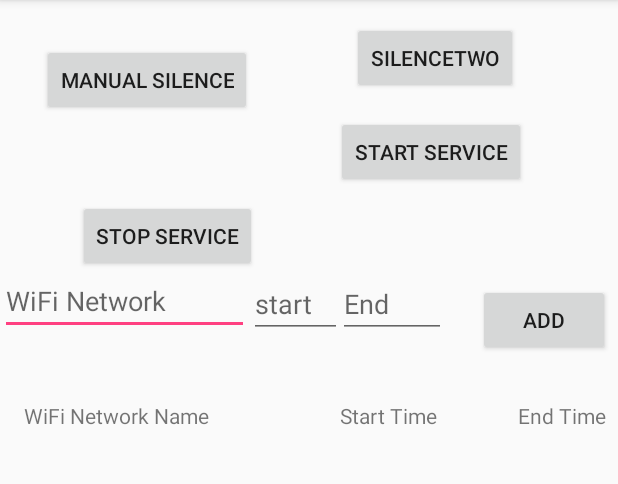
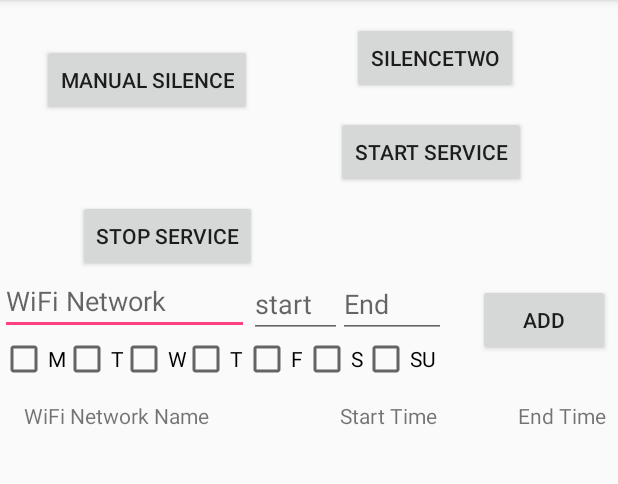
Before and after one commit to BBK-PiJ-2015-89/LotisiDev, an Android app: the screen it shows after launch (MainActivity), on a phone screen of 412 x 824 dp, the part 84-568 px from its top. Run offline under Robolectric (Android 15) with nearby library versions, the phone set to English and light mode, and no system bars.

```diff
--- a/app/src/main/java/testapp/silencertestapp/AutoSilenceService.java
+++ b/app/src/main/java/testapp/silencertestapp/AutoSilenceService.java
@@ -111,7 +111,8 @@ public class AutoSilenceService extends Service {
         wifiName = wifiName.replace("\"", ""); //remove ""
 
         Calendar c = Calendar.getInstance();
-        int hour = /*c.get(Calendar.HOUR_OF_DAY)*/8;
+        int hour = c.get(Calendar.HOUR_OF_DAY);
+        int day = c.get(Calendar.DAY_OF_WEEK);
 
         System.out.println("running service");
 
--- a/app/src/main/java/testapp/silencertestapp/Locations.java
+++ b/app/src/main/java/testapp/silencertestapp/Locations.java
@@ -22,12 +22,13 @@ public class Locations {
     public static final String START_TIME_FIELD = "_start_time";
     public static final String END_TIME_FIELD = "_end_time";
     public static final String ITEM_ID_FIELD = "_id";
+    public static final String DAYS_OF_WEEK_FIELD = "_days_of_week";
     public static final int DB_VER = 1;
-    public static final String[] ALL_FIELDS = {ITEM_ID_FIELD, WIFI_NAME_FIELD, START_TIME_FIELD, END_TIME_FIELD};
+    public static final String[] ALL_FIELDS = {ITEM_ID_FIELD, WIFI_NAME_FIELD, START_TIME_FIELD, END_TIME_FIELD, DAYS_OF_WEEK_FIELD};
 
     public static final String CREATE_TBL = "CREATE table "+CONDITIONS_TBL+
             " ("+ITEM_ID_FIELD+" INTEGER PRIMARY KEY AUTOINCREMENT, "+ WIFI_NAME_FIELD+" TEXT NOT NULL, "+
-            START_TIME_FIELD+" INTEGER NOT NULL, " +END_TIME_FIELD+" INTEGER NOT NULL)";
+            START_TIME_FIELD+" INTEGER NOT NULL, " +END_TIME_FIELD+" INTEGER NOT NULL, " + DAYS_OF_WEEK_FIELD+ " TEXT NOT NULL)";
 
     public class ConditionDBOpenHelper extends SQLiteOpenHelper{
 
@@ -84,20 +85,22 @@ public class Locations {
                 return cursor;
     }
 
-    public long addCondition(String wifiName, long start_Time, long end_time ){
+    public long addCondition(String wifiName, long start_Time, long end_time, String days_of_week){
         ContentValues contentValues = new ContentValues();
         contentValues.put(WIFI_NAME_FIELD, wifiName);
         contentValues.put(START_TIME_FIELD, start_Time);
         contentValues.put(END_TIME_FIELD, end_time);
+        contentValues.put(DAYS_OF_WEEK_FIELD, days_of_week);
 
        return db.insert(CONDITIONS_TBL, null, contentValues);
     }
 
-    public int updateConditionById(long itemId, String wifiName, int start_Time, int end_Time){
+    public int updateConditionById(long itemId, String wifiName, int start_Time, int end_Time, String days_of_week){
         ContentValues contentValues = new ContentValues();
         contentValues.put(WIFI_NAME_FIELD, wifiName);
         contentValues.put(START_TIME_FIELD, start_Time);
         contentValues.put(END_TIME_FIELD, end_Time);
+        contentValues.put(DAYS_OF_WEEK_FIELD, days_of_week);
 
         return db.update(CONDITIONS_TBL, contentValues, ITEM_ID_FIELD+" = ?", new String[]{Long.toString(itemId)});
 
--- a/app/src/main/java/testapp/silencertestapp/MainActivity.java
+++ b/app/src/main/java/testapp/silencertestapp/MainActivity.java
@@ -1,6 +1,5 @@
 package testapp.silencertestapp;
 
-import android.app.Activity;
 import android.app.NotificationManager;
 import android.content.Context;
 import android.content.DialogInterface;
@@ -10,30 +9,26 @@ import android.media.AudioManager;
 import android.net.wifi.WifiInfo;
 import android.net.wifi.WifiManager;
 import android.os.Build;
-import android.renderscript.ScriptIntrinsicYuvToRGB;
 import android.support.v7.app.AlertDialog;
 import android.support.v7.app.AppCompatActivity;
 import android.os.Bundle;
 import android.telephony.NeighboringCellInfo;
-import android.telephony.TelephonyManager;
-import android.util.Log;
 import android.view.View;
 import android.widget.AdapterView;
-import android.widget.ArrayAdapter;
 import android.widget.Button;
+import android.widget.CheckBox;
 import android.widget.EditText;
 import android.widget.ListView;
-import android.widget.SimpleAdapter;
 import android.widget.SimpleCursorAdapter;
 import android.widget.Toast;
 
-import java.lang.reflect.Array;
 import java.util.ArrayList;
+import java.util.Arrays;
 import java.util.Calendar;
 import java.util.HashMap;
-import java.util.List;
-import java.util.Map;
+import java.util.HashSet;
 import java.util.Objects;
+import java.util.Set;
 
 public class MainActivity extends AppCompatActivity {
     public static final String WIFI_NAME_KEY = "_wifi_name";
@@ -42,9 +37,16 @@ public class MainActivity extends AppCompatActivity {
     private EditText wifiName;
     private EditText start;
     private EditText end;
-    private ArrayAdapter<String> adapter;
     private ListView itemList;
     private Button add;
+    private CheckBox monday;
+    private CheckBox tuesday;
+    private CheckBox wednesday;
+    private CheckBox thursday;
+    private CheckBox friday;
+    private CheckBox saturday;
+    private CheckBox sunday;
+
     private long selectedItem = -1;
     private final Locations locations = new Locations(this);
 
@@ -76,6 +78,17 @@ public class MainActivity extends AppCompatActivity {
         end = (EditText) findViewById(R.id.end_time);
         itemList = (ListView) findViewById(R.id.item_List);
         add = (Button) findViewById(R.id.add);
+        monday = (CheckBox) findViewById(R.id.monCheckbox);
+        tuesday = (CheckBox) findViewById(R.id.tuCheckbox);
+        wednesday = (CheckBox) findViewById(R.id.wedCheckBox);
+        thursday = (CheckBox) findViewById(R.id.thuCheckbox);
+        friday = (CheckBox) findViewById(R.id.friCheckbox);
+        saturday = (CheckBox) findViewById(R.id.satCheckbox);
+        sunday = (CheckBox) findViewById(R.id.sunCheckbox);
+
+
+
+
         reloadAdapter();
 
 
@@ -112,13 +125,55 @@ public class MainActivity extends AppCompatActivity {
 
             Locations locations = new Locations(this);
             locations.openWriteDB();
+            Set<Integer> days = new HashSet<>();
+
+            //checking which days are selected before edit/write -------
+            if(monday.isChecked()){
+                days.add(2);
+            }
+            if (tuesday.isChecked()){
+                days.add(3);
+            }
+            if(wednesday.isChecked()){
+                days.add(4);
+            }
+            if(thursday.isChecked()){
+                days.add(5);
+            }
+            if(friday.isChecked()){
+                days.add(6);
+            }
+            if(saturday.isChecked()){
+                days.add(7);
+            }
+            if(sunday.isChecked()){
+                days.add(1);
+            }
+            //-----------------------------------------------------------
+
+
+            //store days array string result in friendly way
+            String stringDays = days.toString().replace("[", "");
+            stringDays = stringDays.replace("]", "");
+            stringDays = stringDays.replace(" ", "");
+
+            //------
+
+
+
+            //String[] example = test.split(",");
+           // Set<Integer> exampleIntSet = new HashSet<>();
+            //for (String anExample : example) {
+           //     exampleIntSet.add(Integer.parseInt(anExample));
+           // }
+
 
             if(selectedItem == -1){
-                locations.addCondition(wifiName.getText().toString(), Integer.parseInt(start.getText().toString()), Integer.parseInt(end.getText().toString()));
+                locations.addCondition(wifiName.getText().toString(), Integer.parseInt(start.getText().toString()), Integer.parseInt(end.getText().toString()), stringDays);
 
             }
             else{
-                locations.updateConditionById(selectedItem, wifiName.getText().toString(), Integer.parseInt(start.getText().toString()), Integer.parseInt(end.getText().toString()));
+                locations.updateConditionById(selectedItem, wifiName.getText().toString(), Integer.parseInt(start.getText().toString()), Integer.parseInt(end.getText().toString()), stringDays);
                 selectedItem = -1;
                 add.setText("Add");
                 Toast.makeText(this, "Successfully edited", Toast.LENGTH_SHORT).show();
--- a/app/src/main/res/layout/activity_main.xml
+++ b/app/src/main/res/layout/activity_main.xml
@@ -107,7 +107,8 @@
 
         app:layout_constraintTop_toBottomOf="@+id/wifinetwork"
 
-        app:layout_constraintHorizontal_bias="0.0" />
+        app:layout_constraintHorizontal_bias="0.0"
+        tools:layout_editor_absoluteX="0dp" />
 
     <TextView
         android:id="@+id/textView"
@@ -118,21 +119,26 @@
         app:layout_constraintTop_toBottomOf="@+id/wifinetwork"
         android:windowSoftInputMode="adjustPan"
         android:layout_marginLeft="16dp"
-        app:layout_constraintLeft_toLeftOf="parent" />
+        app:layout_constraintLeft_toLeftOf="parent"
+        android:layout_marginStart="16dp" />
 
     <android.support.constraint.Guideline
         android:layout_width="wrap_content"
         android:layout_height="wrap_content"
         android:id="@+id/guideline"
         app:layout_constraintGuide_begin="20dp"
-        android:orientation="vertical" />
+        android:orientation="vertical"
+        tools:layout_editor_absoluteY="0dp"
+        tools:layout_editor_absoluteX="20dp" />
 
     <android.support.constraint.Guideline
         android:layout_width="wrap_content"
         android:layout_height="wrap_content"
         android:id="@+id/guideline2"
         app:layout_constraintGuide_begin="20dp"
-        android:orientation="horizontal" />
+        android:orientation="horizontal"
+        tools:layout_editor_absoluteY="20dp"
+        tools:layout_editor_absoluteX="0dp" />
 
     <TextView
         android:id="@+id/textView2"
@@ -142,7 +148,8 @@
         android:layout_marginTop="42dp"
         app:layout_constraintTop_toBottomOf="@+id/end_time"
         app:layout_constraintLeft_toRightOf="@+id/textView"
-        android:layout_marginLeft="87dp" />
+        android:layout_marginLeft="87dp"
+        android:layout_marginStart="87dp" />
 
     <TextView
         android:id="@+id/textView3"
@@ -152,14 +159,87 @@
         android:layout_marginTop="30dp"
         app:layout_constraintTop_toBottomOf="@+id/add"
         android:layout_marginRight="8dp"
-        app:layout_constraintRight_toRightOf="parent" />
+        app:layout_constraintRight_toRightOf="parent"
+        android:layout_marginEnd="8dp" />
 
     <android.support.constraint.Guideline
         android:layout_width="wrap_content"
         android:layout_height="wrap_content"
         android:id="@+id/guideline3"
         app:layout_constraintGuide_begin="20dp"
-        android:orientation="vertical" />
+        android:orientation="vertical"
+        tools:layout_editor_absoluteY="0dp"
+        tools:layout_editor_absoluteX="20dp" />
+
+    <CheckBox
+        android:id="@+id/sunCheckbox"
+        android:layout_width="wrap_content"
+        android:layout_height="wrap_content"
+        android:text="SU"
+        app:layout_constraintLeft_toLeftOf="parent"
+        android:layout_marginLeft="241dp"
+        app:layout_constraintTop_toTopOf="parent"
+        android:layout_marginTop="223dp" />
+
+    <CheckBox
+        android:id="@+id/satCheckbox"
+        android:layout_width="wrap_content"
+        android:layout_height="wrap_content"
+        android:text="S"
+        app:layout_constraintLeft_toLeftOf="parent"
+        android:layout_marginLeft="202dp"
+        app:layout_constraintTop_toTopOf="parent"
+        android:layout_marginTop="223dp" />
+
+    <CheckBox
+        android:id="@+id/friCheckbox"
+        android:layout_width="wrap_content"
+        android:layout_height="wrap_content"
+        android:text="F"
+        app:layout_constraintLeft_toLeftOf="parent"
+        android:layout_marginLeft="162dp"
+        app:layout_constraintTop_toTopOf="parent"
+        android:layout_marginTop="223dp" />
+
+    <CheckBox
+        android:id="@+id/thuCheckbox"
+        android:layout_width="wrap_content"
+        android:layout_height="wrap_content"
+        android:text="T"
+        app:layout_constraintLeft_toLeftOf="parent"
+        android:layout_marginLeft="121dp"
+        app:layout_constraintTop_toTopOf="parent"
+        android:layout_marginTop="223dp" />
+
+    <CheckBox
+        android:id="@+id/wedCheckBox"
+        android:layout_width="wrap_content"
+        android:layout_height="wrap_content"
+        android:text="W"
+        app:layout_constraintLeft_toLeftOf="parent"
+        android:layout_marginLeft="80dp"
+        app:layout_constraintTop_toTopOf="parent"
+        android:layout_marginTop="223dp" />
+
+    <CheckBox
+        android:id="@+id/tuCheckbox"
+        android:layout_width="wrap_content"
+        android:layout_height="wrap_content"
+        android:text="T"
+        app:layout_constraintLeft_toLeftOf="parent"
+        android:layout_marginLeft="42dp"
+        app:layout_constraintTop_toTopOf="parent"
+        android:layout_marginTop="223dp"/>
+
+    <CheckBox
+        android:id="@+id/monCheckbox"
+        android:layout_width="wrap_content"
+        android:layout_height="wrap_content"
+        android:text="M"
+        app:layout_constraintLeft_toLeftOf="parent"
+        android:layout_marginLeft="0dp"
+        app:layout_constraintTop_toTopOf="parent"
+        android:layout_marginTop="223dp" />
 
 
 </android.support.constraint.ConstraintLayout>
```
